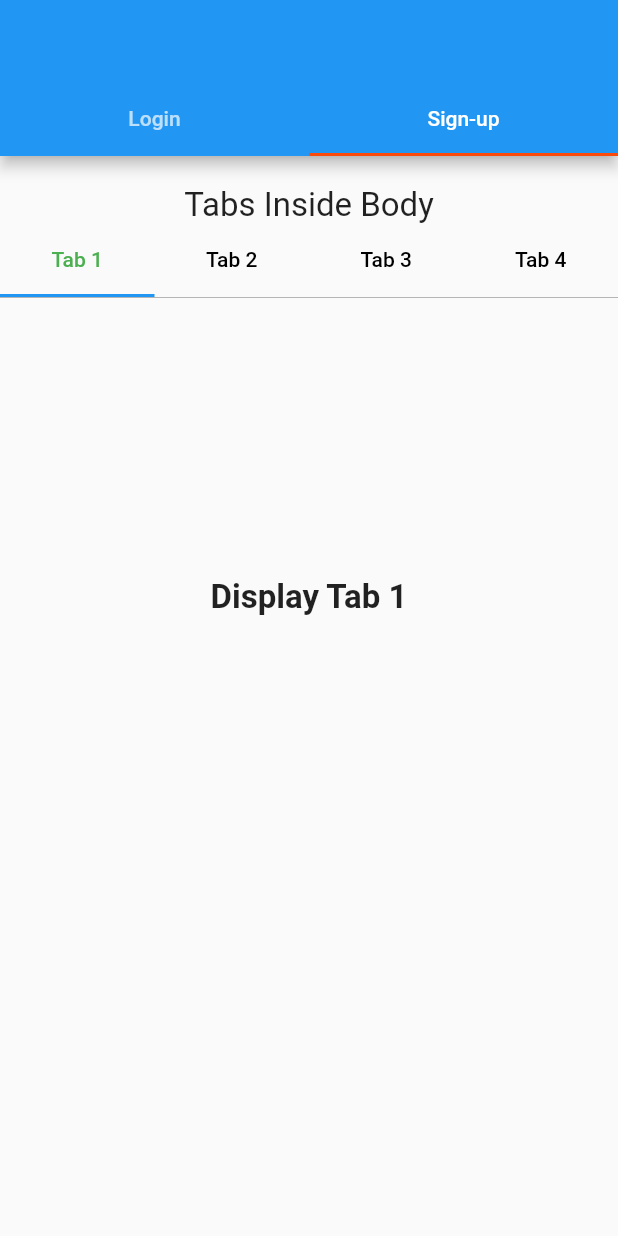
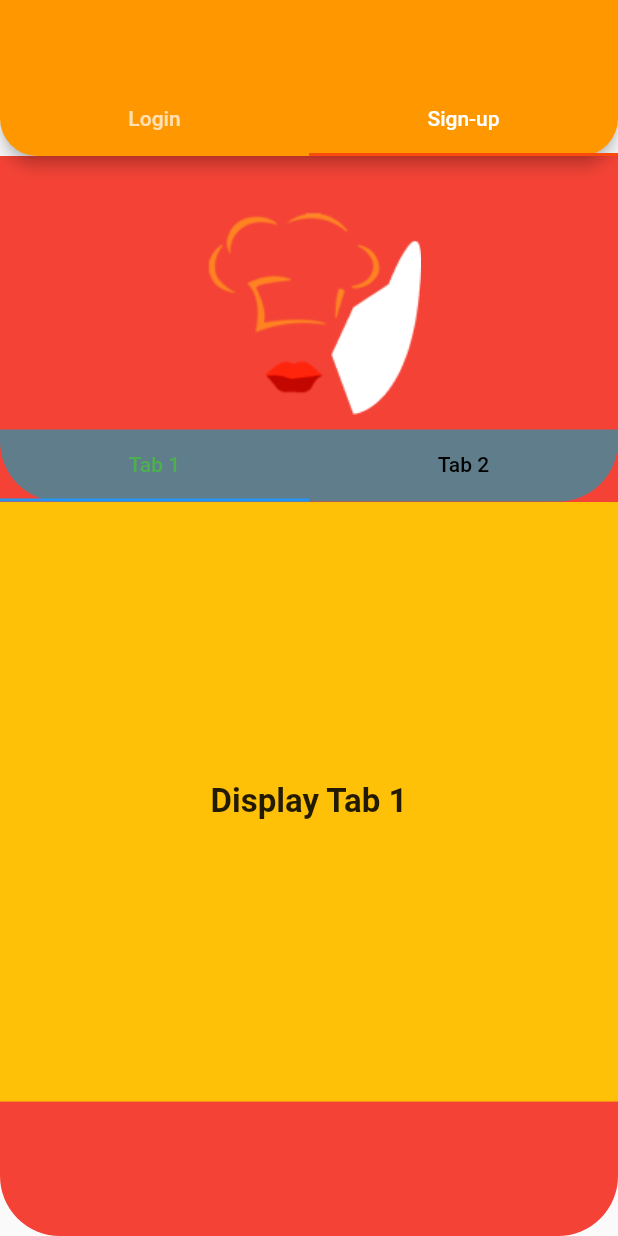
Before and after one commit to mfajarhafidh/Food-Delivery, a Flutter app: the screen it shows after launch, tab 2 chosen, on a phone screen of 412 x 824 dp. Run offline on Flutter 3.47's test engine with Material 2 defaults, Android fonts, the light colour scheme and no system bars.

Commit message:
try something

```diff
--- a/lib/login/login_screen.dart
+++ b/lib/login/login_screen.dart
@@ -15,7 +15,6 @@ class _LoginScreenState extends State<LoginScreen> {
         resizeToAvoidBottomInset: false,
         backgroundColor: const Color.fromARGB(255, 255, 255, 255),
         body: ListView(
-          // padding: const EdgeInsets.fromLTRB(0, 400, 0, 0),
           shrinkWrap: true,
           reverse: true,
           children: [
@@ -79,13 +78,15 @@ class _LoginScreenState extends State<LoginScreen> {
                                     ),
                                     child: const Text("Forgot passcode?"),
                                   ),
-
                                   const SizedBox(
                                     height: 200,
                                   ),
-
+                                  Row(
+                                    mainAxisAlignment: MainAxisAlignment.center,
+                                    children: [
                                       Container(
-                                    margin: const EdgeInsets.only(left: 50, right: 50),
+                                        margin: const EdgeInsets.only(
+                                            left: 50, right: 50),
                                         width: 200,
                                         height: 45,
                                         child: TextButton(
@@ -108,19 +109,13 @@ class _LoginScreenState extends State<LoginScreen> {
                                       ),
                                     ],
                                   ),
+                                ],
+                              ),
                             ),
                           ],
                         ),
                       ),
                     ),
-                    // Transform.translate(
-                    //   offset: const Offset(0, -253),
-                    //   child: Image.asset(
-                    //     'assets/img/login_page.png',
-                    //     scale: 1.5,
-                    //     width: double.infinity,
-                    //   ),
-                    // ),
                   ],
                 )
               ],
--- a/lib/main.dart
+++ b/lib/main.dart
@@ -12,12 +12,18 @@ class MainApp extends StatelessWidget {
   @override
   Widget build(BuildContext context) {
     return MaterialApp(
-        // home: LoginScreen(),
         debugShowCheckedModeBanner: false,
         home: DefaultTabController(
             length: 2,
             child: Scaffold(
               appBar: AppBar(
+                backgroundColor: Colors.orange,
+                shape: RoundedRectangleBorder(
+                borderRadius: BorderRadius.only(
+                  bottomLeft: Radius.circular(25.0),
+                  bottomRight: Radius.circular(25.0)
+                )
+              ),
                 bottom: const TabBar(
                   indicatorColor: Color.fromARGB(255, 250, 74, 12),
                   tabs: [Tab(text: "Login"), Tab(text: "Sign-up")],
--- a/lib/sign_up/signup_screen.dart
+++ b/lib/sign_up/signup_screen.dart
@@ -7,58 +7,74 @@ class SignUpScreen extends StatelessWidget {
   @override
   Widget build(BuildContext context) {
     return Scaffold(
-      body: Container(
+      body: Stack(children: [
+        Container(
+          // color: Colors.red,
+          decoration: BoxDecoration(
+              color: Colors.red,
+              borderRadius: BorderRadius.only(
+                bottomLeft: Radius.circular(40),
+                bottomRight: Radius.circular(40),
+              )),
           child: ListView(children: <Widget>[
             SizedBox(height: 20.0),
-          Text('Tabs Inside Body', textAlign: TextAlign.center, style: TextStyle(fontSize: 22)),
+            Image.asset('assets/img/login_page.png',
+                height: 162.38, width: 131.53),
             DefaultTabController(
-            length: 4, // length of tabs
+                length: 2, // length of tabs
                 initialIndex: 0,
-            child: Column(crossAxisAlignment: CrossAxisAlignment.stretch, children: <Widget>[
+                child: Column(
+                    crossAxisAlignment: CrossAxisAlignment.stretch,
+                    children: <Widget>[
                       Container(
+                        // color: Colors.green,
+                        decoration: BoxDecoration(
+                            color: Colors.blueGrey,
+                            borderRadius: BorderRadius.only(
+                              bottomLeft: Radius.circular(40),
+                              bottomRight: Radius.circular(40),
+                            )),
                         child: TabBar(
                           labelColor: Colors.green,
                           unselectedLabelColor: Colors.black,
                           tabs: [
                             Tab(text: 'Tab 1'),
                             Tab(text: 'Tab 2'),
-                    Tab(text: 'Tab 3'),
-                    Tab(text: 'Tab 4'),
                           ],
                         ),
                       ),
                       Container(
                           height: 400, //height of TabBarView
+                          width: double.infinity,
                           decoration: BoxDecoration(
-                  border: Border(top: BorderSide(color: Colors.grey, width: 0.5))
-                ),
+                              color: Color.fromARGB(0, 31, 31, 48),
+                              borderRadius: BorderRadius.only(
+                                bottomLeft: Radius.circular(40),
+                                bottomRight: Radius.circular(40),
+                              )),
                           child: TabBarView(children: <Widget>[
                             Container(
+                              color: Colors.amber,
                               child: Center(
-                      child: Text('Display Tab 1', style: TextStyle(fontSize: 22, fontWeight: FontWeight.bold)),
+                                child: Text('Display Tab 1',
+                                    style: TextStyle(
+                                        fontSize: 22,
+                                        fontWeight: FontWeight.bold)),
                               ),
                             ),
                             Container(
                               child: Center(
-                      child: Text('Display Tab 2', style: TextStyle(fontSize: 22, fontWeight: FontWeight.bold)),
+                                child: Text('Display Tab 2',
+                                    style: TextStyle(
+                                        fontSize: 22,
+                                        fontWeight: FontWeight.bold)),
                               ),
                             ),
-                  Container(
-                    child: Center(
-                      child: Text('Display Tab 3', style: TextStyle(fontSize: 22, fontWeight: FontWeight.bold)),
-                    ),
-                  ),
-                  Container(
-                    child: Center(
-                      child: Text('Display Tab 4', style: TextStyle(fontSize: 22, fontWeight: FontWeight.bold)),
-                    ),
-                  ),
-                ])
-              )
-            ])
+                          ]))
+                    ])),
+          ]),
         ),
       ]),
-      ),
     );
   }
 }
```
Also changed, not shown: assets/img/login_page.png. Lines whose indentation alone changed are shown as unchanged.
